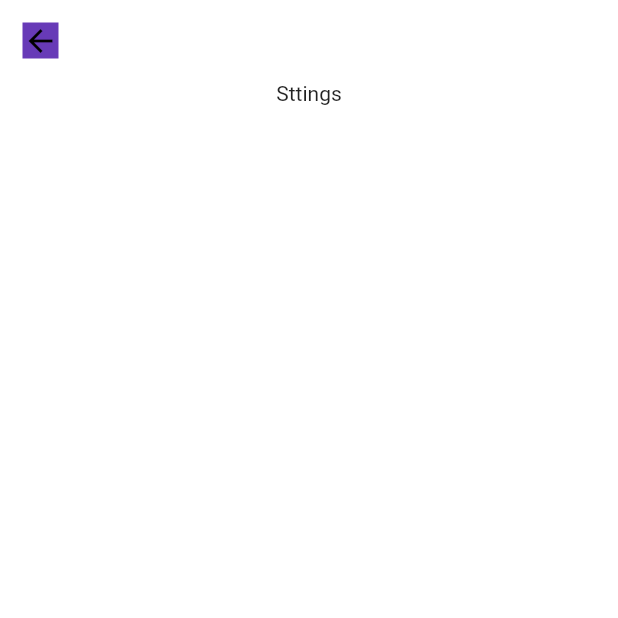
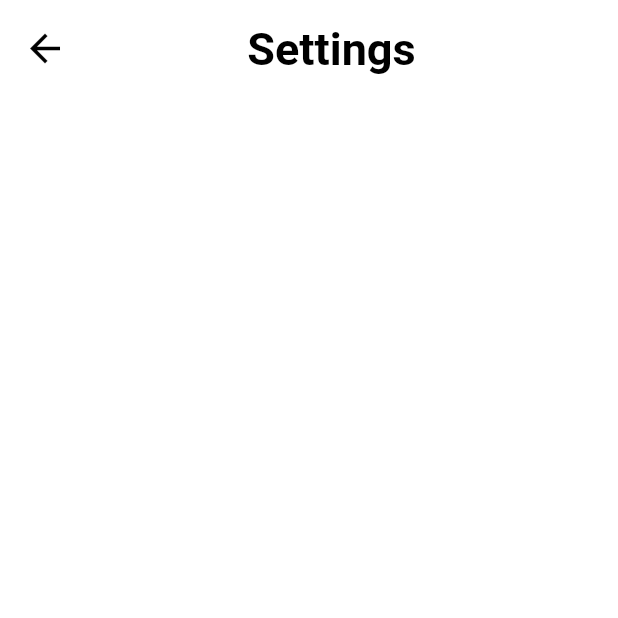
Before and after one commit to cpt-lecras/radik_project, a Flutter app: the Settings screen opened directly, on a phone screen of 412 x 824 dp, the top half of it. Run offline on Flutter 3.47's test engine with Material 2 defaults, Android fonts, the phone set to English and light mode, and no system bars; our stand-ins replace date_picker_timeline, getwidget, google_fonts, google_nav_bar, styled_widget; network calls fail.

Commit message:
Map changes Profile changes Adding HeadTitles

```diff
--- a/lib/Profile/settings.dart
+++ b/lib/Profile/settings.dart
@@ -16,26 +16,39 @@ class _Settings extends State<Settings> {
       body: SafeArea(
         child: Column(
           children: [
-            Row(
+        Padding(
+          padding: EdgeInsets.all(15.0),
+              child: Row(
+                mainAxisAlignment: MainAxisAlignment.spaceBetween,
                 children: [
                   InkWell(
                     onTap: () => Navigator.pop(context, false),
                     child: Padding(
-                    padding: EdgeInsets.all(15.0),
+                      padding: EdgeInsets.all(0.0),
                       child: Container(
-                      color: Colors.deepPurple,
+                        //color: Colors.deepPurple,
                         child: Icon(
                           Icons.arrow_back,
                           color: Colors.black,
+                          size: 30,
                         ),
                       ),
                     ),
                   ),
+                    Text(
+                        'Settings',
+                        style: TextStyle(
+                          color: Colors.black,
+                          fontSize: 30,
+                          fontWeight: FontWeight.bold,
+                      ),
+                    ),
+                      Text(''),
+
                 ],
               ),
-            Center(
-              child: Text('Sttings'),
         ),
+
           ],
         ),
       ),
```
Also changed, not shown: lib/Map/map.dart (+37 -6 lines), lib/News/news.dart (+22 -1 lines), lib/Profile/main_profile.dart (+19 -4 lines), lib/Shedule/main_schedule.dart (+31 -1 lines). Lines whose indentation alone changed are shown as unchanged.
